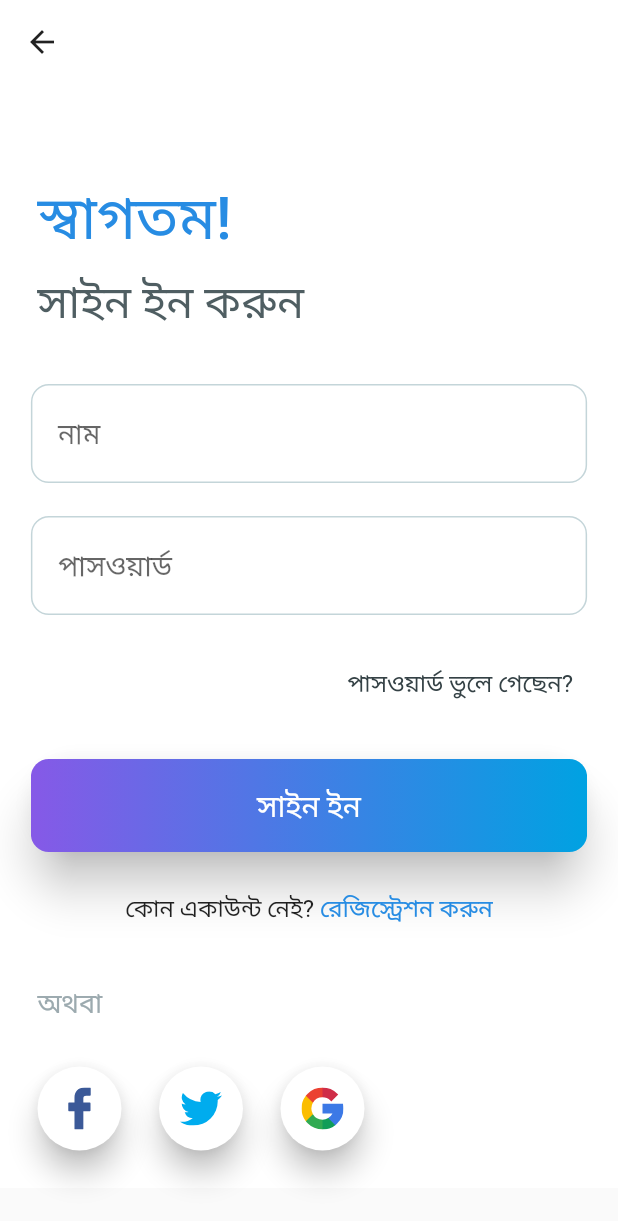
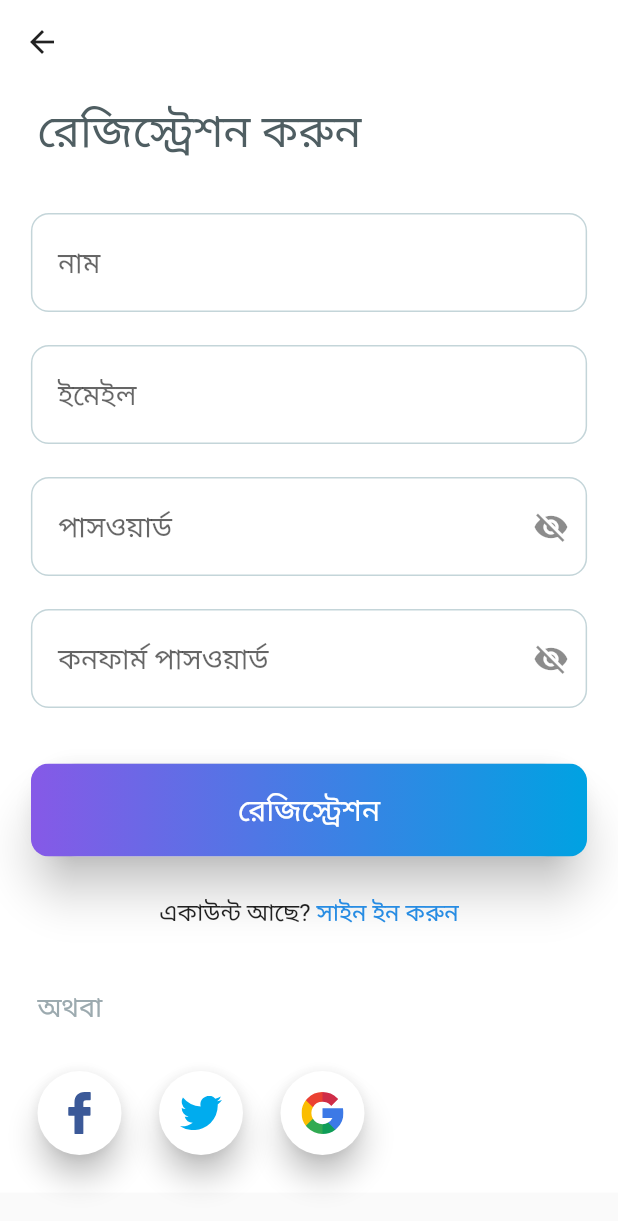
Before and after one commit to thealiflab/EnzaimeV2, a Flutter app: the screen it shows after launch, on a phone screen of 412 x 824 dp. Shown: the top 1221 px of the screen. Run offline on Flutter 3.47's test engine with Material 2 defaults, Android fonts, the phone set to English and light mode, and no system bars; our stand-ins replace flutter_svg.

Commit message:
registration_screen complete

```diff
--- a/lib/components/constants.dart
+++ b/lib/components/constants.dart
@@ -1,7 +1,6 @@
 import 'package:flutter/material.dart';
 
 const kTextFieldDecoration = InputDecoration(
-//  border: InputBorder.none,
   contentPadding: EdgeInsets.symmetric(
     vertical: 20,
     horizontal: 18,
--- a/lib/main.dart
+++ b/lib/main.dart
@@ -1,3 +1,4 @@
+import 'package:enzaimev2/screens/registration_screen.dart';
 import 'package:flutter/material.dart';
 import 'screens/opening_screen.dart';
 import 'screens/login_screen.dart';
@@ -12,10 +13,11 @@ class MyApp extends StatelessWidget {
 //      theme: ThemeData(
 //        primarySwatch: Colors.blue,
 //      ),
-      initialRoute: LoginScreen.id,
+      initialRoute: RegistrationScreen.id,
       routes: {
-        //OpeningScreen.id: (context) => OpeningScreen(),
+        OpeningScreen.id: (context) => OpeningScreen(),
         LoginScreen.id: (context) => LoginScreen(),
+        RegistrationScreen.id: (context) => RegistrationScreen(),
       },
     );
   }
--- a/lib/screens/login_screen.dart
+++ b/lib/screens/login_screen.dart
@@ -4,10 +4,6 @@ import 'package:enzaimev2/components/icons.dart';
 import 'package:enzaimev2/components/text_field_container.dart';
 import 'package:enzaimev2/components/gradient_button.dart';
 import 'package:enzaimev2/components/social_floating_button.dart';
-
-//TODO-2: Add border focus functionality
-//TODO-3: Screen overflow have to solve
-//TODO-4: Refactor
 
 class LoginScreen extends StatelessWidget {
   static const String id = "login_screen";
@@ -78,6 +74,7 @@ class LoginScreen extends StatelessWidget {
                         obscureText: true,
                         decoration: kTextFieldDecoration.copyWith(
                           hintText: 'পাসওয়ার্ড',
+                          suffixIcon: Icon(Icons.visibility_off),
                         ),
                       ),
                     ),
--- a/lib/screens/registration_screen.dart
+++ b/lib/screens/registration_screen.dart
@@ -0,0 +1,151 @@
+import 'package:flutter/material.dart';
+import 'package:enzaimev2/components/constants.dart';
+import 'package:enzaimev2/components/icons.dart';
+import 'package:enzaimev2/components/text_field_container.dart';
+import 'package:enzaimev2/components/gradient_button.dart';
+import 'package:enzaimev2/components/social_floating_button.dart';
+
+class RegistrationScreen extends StatelessWidget {
+  static const String id = "registration_screen";
+
+  @override
+  Widget build(BuildContext context) {
+    return Scaffold(
+      appBar: AppBar(
+        backgroundColor: Colors.white,
+        elevation: 0.0,
+        leading: Icon(
+          Icons.arrow_back,
+          color: Colors.black87,
+        ),
+      ),
+      body: Container(
+        color: Colors.white,
+        child: SafeArea(
+          child: SingleChildScrollView(
+            child: Column(
+              children: <Widget>[
+                SizedBox(
+                  height: 10,
+                ),
+                Padding(
+                  padding: EdgeInsets.only(left: 25.0),
+                  child: Align(
+                    alignment: Alignment.topLeft,
+                    child: Text(
+                      "রেজিস্ট্রেশন করুন",
+                      style: TextStyle(
+                          fontSize: 30.0,
+                          color: Color(0xFF4F5E62),
+                          fontWeight: FontWeight.w500),
+                    ),
+                  ),
+                ),
+                SizedBox(
+                  height: 35,
+                ),
+                Column(
+                  mainAxisAlignment: MainAxisAlignment.center,
+                  //crossAxisAlignment: CrossAxisAlignment.stretch,
+                  children: <Widget>[
+                    TextFieldContainer(
+                      child: TextField(
+                        decoration: kTextFieldDecoration,
+                      ),
+                    ),
+                    TextFieldContainer(
+                      child: TextField(
+                        decoration: kTextFieldDecoration.copyWith(
+                          hintText: 'ইমেইল',
+                        ),
+                      ),
+                    ),
+                    TextFieldContainer(
+                      child: TextField(
+                        obscureText: true,
+                        decoration: kTextFieldDecoration.copyWith(
+                          hintText: 'পাসওয়ার্ড',
+                          suffixIcon: Icon(Icons.visibility_off),
+                        ),
+                      ),
+                    ),
+                    TextFieldContainer(
+                      child: TextField(
+                        obscureText: true,
+                        decoration: kTextFieldDecoration.copyWith(
+                          hintText: 'কনফার্ম পাসওয়ার্ড',
+                          suffixIcon: Icon(Icons.visibility_off),
+                        ),
+                      ),
+                    ),
+                  ],
+                ),
+                SizedBox(
+                  height: 15,
+                ),
+                GradientButton(
+                  onTap: () {},
+                  buttonText: "রেজিস্ট্রেশন",
+                ),
+                SizedBox(
+                  height: 26,
+                ),
+                Row(
+                  mainAxisAlignment: MainAxisAlignment.center,
+                  children: <Widget>[
+                    Text(
+                      'একাউন্ট আছে? ',
+                      style: TextStyle(
+                        fontSize: 16,
+                      ),
+                    ),
+                    InkWell(
+                      onTap: () {},
+                      child: Text(
+                        'সাইন ইন করুন',
+                        style: TextStyle(
+                          fontSize: 16,
+                          color: Color(0xFF278CE3),
+                        ),
+                      ),
+                    ),
+                  ],
+                ),
+                Padding(
+                  padding: EdgeInsets.only(
+                    left: 25,
+                    top: 40,
+                    bottom: 30,
+                  ),
+                  child: Align(
+                    alignment: Alignment.topLeft,
+                    child: Text(
+                      'অথবা',
+                      style: TextStyle(
+                        fontSize: 18,
+                        color: Color(0xFF9CAAAF),
+                      ),
+                    ),
+                  ),
+                ),
+                Row(
+                  children: <Widget>[
+                    SocialFloatingButton(
+                      logo: facebooklogo,
+                    ),
+                    SocialFloatingButton(
+                      logo: twitterlogo,
+                    ),
+                    SocialFloatingButton(
+                      logo: googlelogo,
+                    ),
+                  ],
+                ),
+              ],
+            ),
+          ),
+        ),
+      ),
+    );
+  }
+}
```
